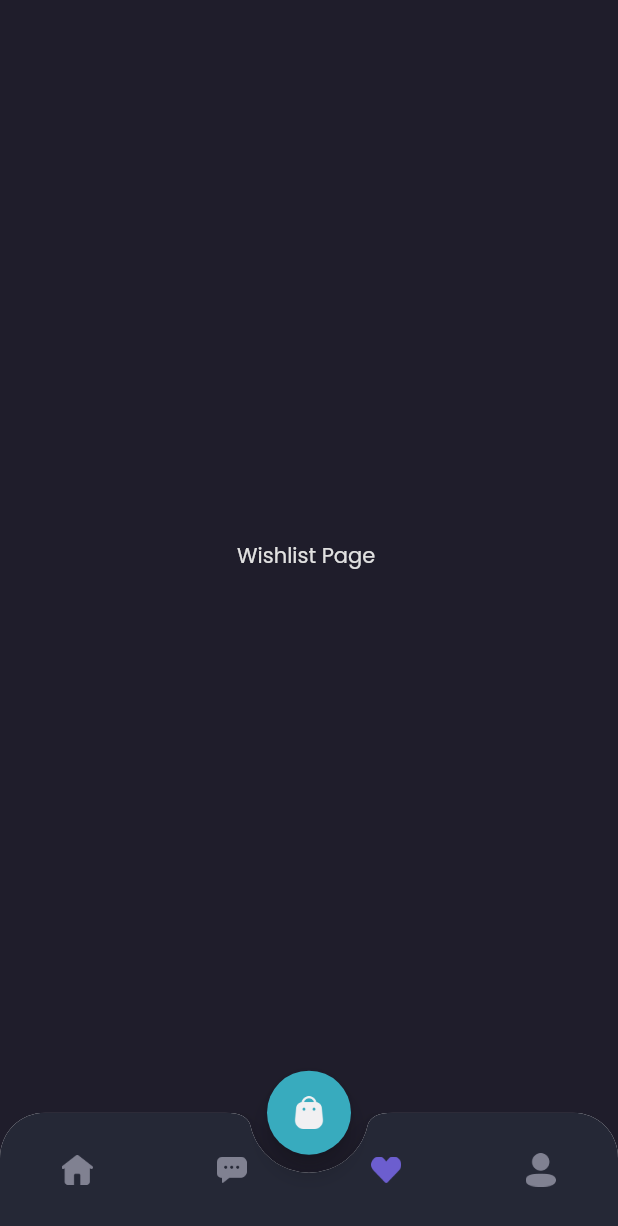
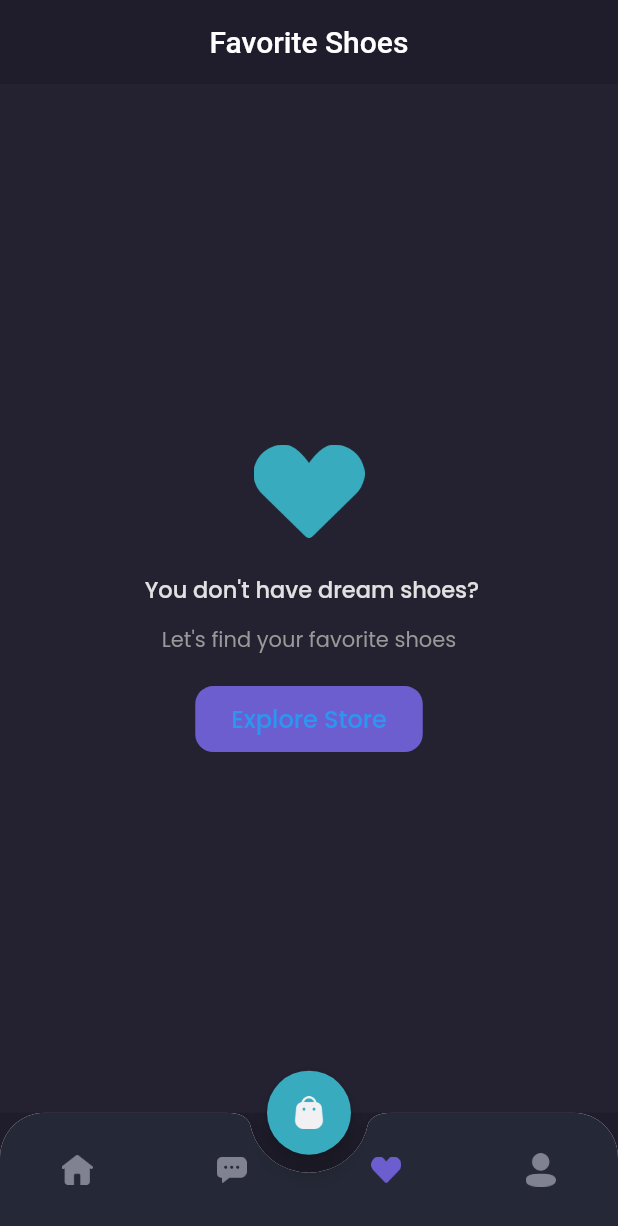
Before and after one commit to ahmadm712/Ecommerce-shamo, a Flutter app: the MainPage screen opened by its route, item 3 of the bottom bar chosen, on a phone screen of 412 x 824 dp. Shown: the top 1226 px of the screen. Run offline on Flutter 3.47's test engine with Material 2 defaults, Android fonts, the phone set to English and light mode, and no system bars; our stand-ins replace google_fonts.

Commit message:
menambahkan page wish_list v24

```diff
--- a/ecommerce_shamo/lib/pages/home/wish_list_page.dart
+++ b/ecommerce_shamo/lib/pages/home/wish_list_page.dart
@@ -4,11 +4,66 @@ import 'package:flutter/material.dart';
 class WishlistPage extends StatelessWidget {
   @override
   Widget build(BuildContext context) {
-    return Center(
-      child: Text(
-        'Wishlist Page ',
-        style: primaryTextStyle,
-      ),
+    Widget header() {
+      return AppBar(
+        backgroundColor: colorBg1,
+        centerTitle: true,
+        title: Text('Favorite Shoes'),
+        elevation: 0,
+        automaticallyImplyLeading: false,
+      );
+    }
+
+    Widget emptyWishlist() {
+      return Expanded(
+          child: Container(
+        width: double.infinity,
+        color: colorBg3,
+        child: Column(
+          mainAxisAlignment: MainAxisAlignment.center,
+          children: [
+            Image.asset(
+              'assets/image_wishlist.png',
+              width: 74,
+            ),
+            SizedBox(
+              height: 23,
+            ),
+            Text(
+              ' You don\'t have dream shoes?',
+              style:
+                  primaryTextStyle.copyWith(fontSize: 15, fontWeight: medium),
+            ),
+            SizedBox(
+              height: 12,
+            ),
+            Text(
+              'Let\'s find your favorite shoes',
+              style: secondaryTextStyle,
+            ),
+            SizedBox(
+              height: 20,
+            ),
+            Container(
+                height: 44,
+                child: TextButton(
+                    onPressed: () {},
+                    style: TextButton.styleFrom(
+                        padding:
+                            EdgeInsets.symmetric(vertical: 10, horizontal: 24),
+                        backgroundColor: colorPrimary,
+                        shape: RoundedRectangleBorder(
+                            borderRadius: BorderRadius.circular(12))),
+                    child: Text('Explore Store',
+                        style: priceTextStyle.copyWith(
+                            fontWeight: medium, fontSize: 16))))
+          ],
+        ),
+      ));
+    }
+
+    return Column(
+      children: [header(), emptyWishlist()],
     );
   }
 }
```
